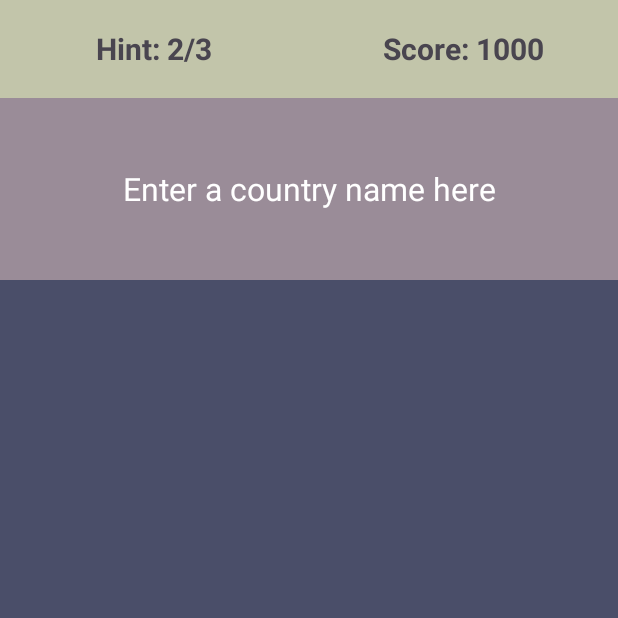
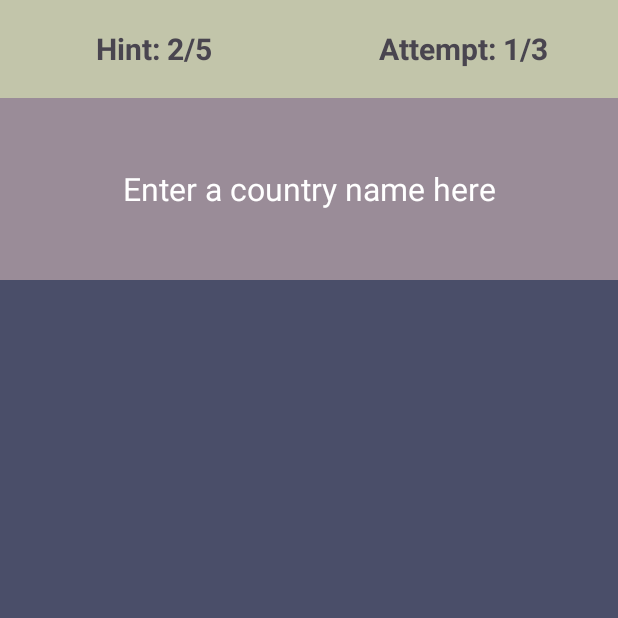
Before and after one commit to Bobzero23/MOBILE-PROGRAMMING, an Android app: the screen it shows after launch (MainActivity), on a phone screen of 412 x 824 dp, the top half of it. Run offline under Robolectric (Android 15) with nearby library versions, the phone set to English and light mode, and no system bars.

Commit message:
country guesser design completed

```diff
--- a/CountryGuesser/app/src/main/res/layout/activity_main.xml
+++ b/CountryGuesser/app/src/main/res/layout/activity_main.xml
@@ -25,10 +25,10 @@
             android:textStyle="bold"
             android:gravity="center"
             android:layout_weight="1"
-            android:text="Hint: 2/3" />
+            android:text="Hint: 2/5" />
 
         <TextView
-            android:id="@+id/scoreText"
+            android:id="@+id/attemptText"
             android:layout_width="match_parent"
             android:layout_height="match_parent"
             android:textSize="20dp"
@@ -36,7 +36,7 @@
             android:textStyle="bold"
             android:padding="5dp"
             android:layout_weight="1"
-            android:text="Score: 1000" />
+            android:text="Attempt: 1/3" />
     </LinearLayout>
 
 
@@ -106,7 +106,6 @@
             android:textSize="20dp"
             android:textColor="@color/black"
             android:text="GET A HINT" />
-
         <Button
             android:id="@+id/button2"
             android:layout_width="match_parent"
```
